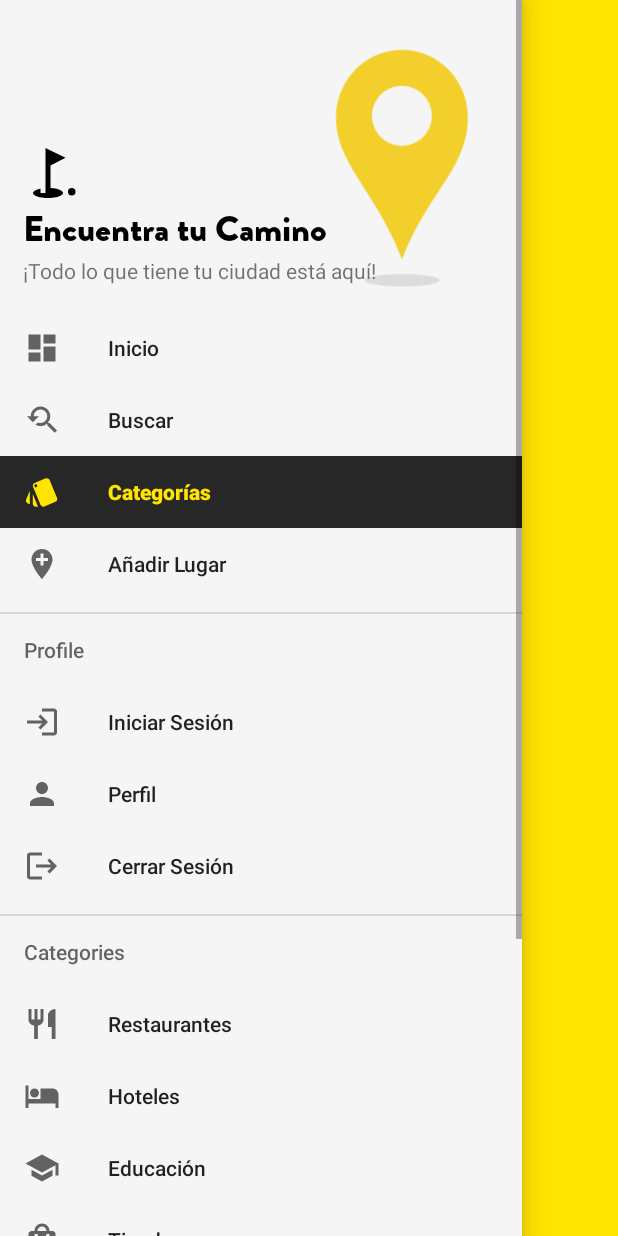
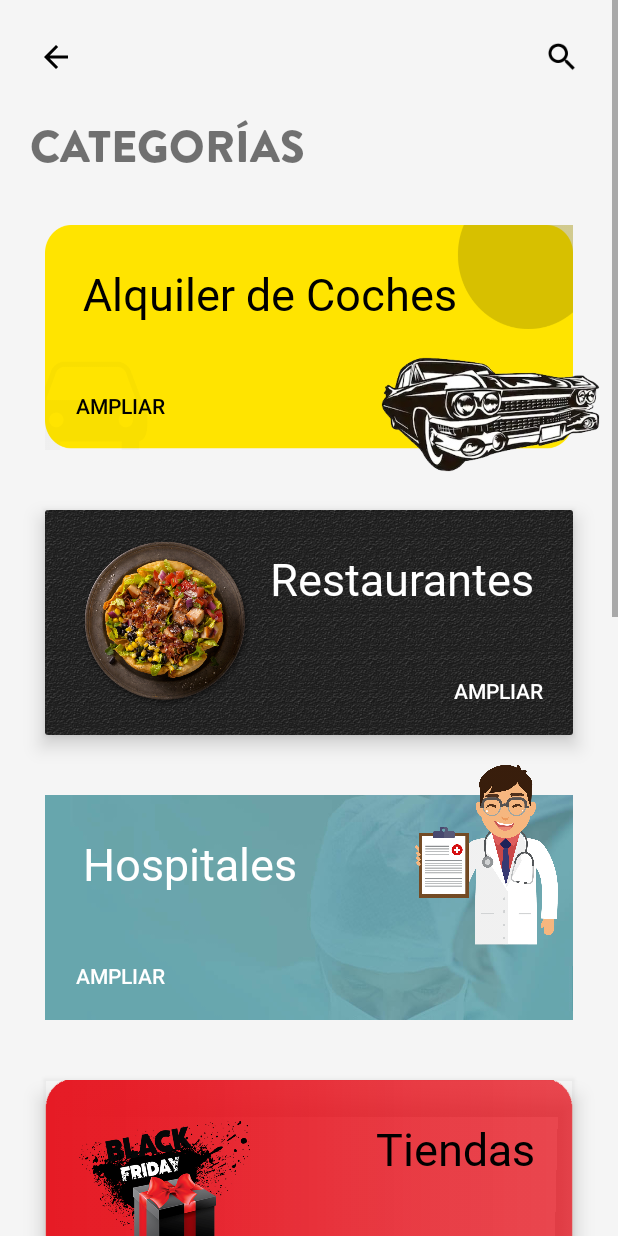
Before and after one commit to DBR22/GuideMaps, an Android app: the screen it shows after launch (UserDashboard before the commit, AllCategories after it), in the side drawer, after a tap on "Categorías", on a phone screen of 412 x 824 dp. Run offline under Robolectric (Android 15) with nearby library versions, the phone set to English and light mode, and no system bars.

Commit message:
All Categories

```diff
--- a/app/src/main/AndroidManifest.xml
+++ b/app/src/main/AndroidManifest.xml
@@ -13,6 +13,9 @@
         android:supportsRtl="true"
         android:theme="@style/AppTheme"
         tools:targetApi="31">
+        <activity
+            android:name=".User.AllCategories"
+            android:exported="false" />
         <activity
             android:name=".Common.OnBoarding"
             android:exported="false" />
--- /dev/null
+++ b/app/src/main/java/com/example/guidemaps/User/AllCategories.java
@@ -0,0 +1,26 @@
+package com.example.guidemaps.User;
+
+import androidx.appcompat.app.AppCompatActivity;
+
+import android.os.Bundle;
+import android.view.View;
+import android.view.WindowManager;
+import android.widget.ImageView;
+
+import com.example.guidemaps.R;
+
+public class AllCategories extends AppCompatActivity {
+
+    ImageView backBtn;
+
+    @Override
+    protected void onCreate(Bundle savedInstanceState) {
+        super.onCreate(savedInstanceState);
+        getWindow().setFlags(WindowManager.LayoutParams.FLAG_FULLSCREEN,WindowManager.LayoutParams.FLAG_FULLSCREEN);
+        setContentView(R.layout.activity_all_categories);
+
+        backBtn = findViewById(R.id.back_pressed);
+
+        backBtn.setOnClickListener(view -> AllCategories.super.onBackPressed());
+    }
+}
--- a/app/src/main/java/com/example/guidemaps/User/UserDashboard.java
+++ b/app/src/main/java/com/example/guidemaps/User/UserDashboard.java
@@ -7,6 +7,7 @@ import androidx.drawerlayout.widget.DrawerLayout;
 import androidx.recyclerview.widget.LinearLayoutManager;
 import androidx.recyclerview.widget.RecyclerView;
 
+import android.content.Intent;
 import android.graphics.drawable.GradientDrawable;
 import android.os.Bundle;
 import android.view.MenuItem;
@@ -112,7 +113,16 @@ public class UserDashboard extends AppCompatActivity implements NavigationView.O
 
     }
     @Override
-    public boolean onNavigationItemSelected(@NonNull MenuItem item) { return true; }
+    public boolean onNavigationItemSelected(@NonNull MenuItem item) {
+
+        switch (item.getItemId()){
+            case R.id.nav_all_categories:
+                startActivity(new Intent(getApplicationContext(),AllCategories.class));
+                break;
+        }
+
+        return true;
+    }
 
     //Recycler Views Functions
     private void categoriesRecycler() {
--- /dev/null
+++ b/app/src/main/res/drawable/general_back_icon.xml
@@ -0,0 +1,5 @@
+<vector android:autoMirrored="true" android:height="24dp"
+    android:tint="#000000" android:viewportHeight="24"
+    android:viewportWidth="24" android:width="24dp" xmlns:android="http://schemas.android.com/apk/res/android">
+    <path android:fillColor="@android:color/white" android:pathData="M20,11H7.83l5.59,-5.59L12,4l-8,8 8,8 1.41,-1.41L7.83,13H20v-2z"/>
+</vector>
--- /dev/null
+++ b/app/src/main/res/layout/activity_all_categories.xml
@@ -0,0 +1,373 @@
+<?xml version="1.0" encoding="utf-8"?>
+<ScrollView xmlns:android="http://schemas.android.com/apk/res/android"
+    xmlns:app="http://schemas.android.com/apk/res-auto"
+    xmlns:tools="http://schemas.android.com/tools"
+    android:layout_width="match_parent"
+    android:layout_height="match_parent"
+    tools:context=".User.AllCategories"
+    android:background="@color/lightWhite">
+
+    <LinearLayout
+        android:layout_width="match_parent"
+        android:layout_height="wrap_content"
+        android:layout_margin="10dp"
+        android:orientation="vertical">
+
+        <RelativeLayout
+            android:layout_width="match_parent"
+            android:layout_height="?actionBarSize">
+
+            <ImageView
+                android:id="@+id/back_pressed"
+                android:layout_width="wrap_content"
+                android:layout_height="wrap_content"
+                android:layout_centerVertical="true"
+                android:padding="15dp"
+                android:src="@drawable/general_back_icon" />
+
+            <ImageView
+                android:layout_width="wrap_content"
+                android:layout_height="wrap_content"
+                android:src="@drawable/search_icon"
+                android:padding="15dp"
+                android:layout_centerVertical="true"
+                android:layout_alignParentRight="true"/>
+
+        </RelativeLayout>
+
+        <TextView
+            android:layout_width="wrap_content"
+            android:layout_height="wrap_content"
+            android:text="Categorías"
+            android:textSize="30sp"
+            android:fontFamily="@font/brandon_grotesque_black"
+            android:textAllCaps="true"
+            android:padding="10dp"/>
+
+        <RelativeLayout
+            android:layout_width="match_parent"
+            android:layout_height="190dp">
+
+            <RelativeLayout
+                android:layout_width="match_parent"
+                android:layout_height="150dp"
+                android:background="@drawable/round_bk2"
+                android:layout_margin="20dp">
+
+                <TextView
+                    android:layout_width="wrap_content"
+                    android:layout_height="wrap_content"
+                    android:text="@string/car_rent"
+                    android:textSize="30sp"
+                    android:fontFamily="@font/baloo"
+                    android:textColor="@color/black"
+                    android:padding="25dp"/>
+
+                <Button
+                    android:layout_width="wrap_content"
+                    android:layout_height="wrap_content"
+                    android:text="@string/expand_all"
+                    android:background="#00000000"
+                    android:padding="20dp"
+                    android:textColor="@color/black"
+                    android:layout_alignParentBottom="true"/>
+
+            </RelativeLayout>
+
+            <ImageView
+                android:layout_width="150dp"
+                android:layout_height="150dp"
+                android:src="@drawable/categories_rent_car_icon"
+                android:layout_marginTop="80dp"
+                android:layout_alignParentRight="true"/>
+
+        </RelativeLayout>
+
+        <androidx.cardview.widget.CardView
+            android:layout_width="match_parent"
+            android:layout_height="wrap_content"
+            app:cardBackgroundColor="#00000000"
+            android:layout_margin="20dp"
+            app:cardElevation="8dp">
+
+            <RelativeLayout
+                android:layout_width="match_parent"
+                android:layout_height="150dp"
+                android:background="@drawable/food_back">
+
+                <ImageView
+                    android:layout_width="120dp"
+                    android:layout_height="match_parent"
+                    android:src="@drawable/categories_restaurant_icon"
+                    android:layout_marginLeft="20dp"/>
+
+                <TextView
+                    android:layout_width="wrap_content"
+                    android:layout_height="wrap_content"
+                    android:text="@string/restaurants"
+                    android:textSize="30sp"
+                    android:fontFamily="@font/baloo"
+                    android:textColor="@color/white"
+                    android:layout_alignParentRight="true"
+                    android:padding="25dp"/>
+
+                <Button
+                    android:layout_width="wrap_content"
+                    android:layout_height="wrap_content"
+                    android:text="@string/expand_all"
+                    android:background="#00000000"
+                    android:textColor="@color/white"
+                    android:layout_alignParentRight="true"
+                    android:padding="20dp"
+                    android:layout_alignParentBottom="true"/>
+
+            </RelativeLayout>
+
+        </androidx.cardview.widget.CardView>
+
+        <RelativeLayout
+            android:layout_width="match_parent"
+            android:layout_height="190dp">
+
+            <RelativeLayout
+                android:layout_width="match_parent"
+                android:layout_height="150dp"
+                android:background="@drawable/round_bk3"
+                android:layout_margin="20dp">
+
+                <TextView
+                    android:layout_width="wrap_content"
+                    android:layout_height="wrap_content"
+                    android:text="@string/hospitals"
+                    android:textSize="30sp"
+                    android:fontFamily="@font/baloo"
+                    android:textColor="@color/white"
+                    android:padding="25dp"/>
+
+                <Button
+                    android:layout_width="wrap_content"
+                    android:layout_height="wrap_content"
+                    android:text="@string/expand_all"
+                    android:background="#00000000"
+                    android:padding="20dp"
+                    android:textColor="@color/white"
+                    android:layout_alignParentBottom="true"/>
+
+            </RelativeLayout>
+
+            <ImageView
+                android:layout_width="150dp"
+                android:layout_height="150dp"
+                android:src="@drawable/hospital_image"
+                android:layout_marginTop="-15dp"
+                android:layout_alignParentRight="true"/>
+
+        </RelativeLayout>
+
+        <androidx.cardview.widget.CardView
+            android:layout_width="match_parent"
+            android:layout_height="wrap_content"
+            app:cardBackgroundColor="#00000000"
+            android:layout_margin="20dp"
+            app:cardElevation="8dp">
+
+            <RelativeLayout
+                android:layout_width="match_parent"
+                android:layout_height="150dp"
+                android:background="@drawable/round_bk5">
+
+                <ImageView
+                    android:layout_width="120dp"
+                    android:layout_height="match_parent"
+                    android:layout_marginLeft="20dp"
+                    android:src="@drawable/categories_shop_icon" />
+
+                <TextView
+                    android:layout_width="wrap_content"
+                    android:layout_height="wrap_content"
+                    android:text="@string/shops"
+                    android:textSize="30sp"
+                    android:fontFamily="@font/baloo"
+                    android:textColor="@color/black"
+                    android:layout_alignParentRight="true"
+                    android:padding="25dp"/>
+
+                <Button
+                    android:layout_width="wrap_content"
+                    android:layout_height="wrap_content"
+                    android:text="@string/expand_all"
+                    android:background="#00000000"
+                    android:textColor="@color/black"
+                    android:layout_alignParentRight="true"
+                    android:padding="20dp"
+                    android:layout_alignParentBottom="true"/>
+
+            </RelativeLayout>
+
+        </androidx.cardview.widget.CardView>
+
+        <RelativeLayout
+            android:layout_width="match_parent"
+            android:layout_height="190dp">
+
+            <RelativeLayout
+                android:layout_width="match_parent"
+                android:layout_height="150dp"
+                android:background="@drawable/round_bk2"
+                android:layout_margin="20dp">
+
+                <TextView
+                    android:layout_width="wrap_content"
+                    android:layout_height="wrap_content"
+                    android:text="@string/car_rent"
+                    android:textSize="30sp"
+                    android:fontFamily="@font/baloo"
+                    android:textColor="@color/black"
+                    android:padding="25dp"/>
+
+                <Button
+                    android:layout_width="wrap_content"
+                    android:layout_height="wrap_content"
+                    android:text="@string/expand_all"
+                    android:background="#00000000"
+                    android:padding="20dp"
+                    android:textColor="@color/black"
+                    android:layout_alignParentBottom="true"/>
+
+            </RelativeLayout>
+
+            <ImageView
+                android:layout_width="150dp"
+                android:layout_height="150dp"
+                android:src="@drawable/categories_rent_car_icon"
+                android:layout_marginTop="80dp"
+                android:layout_alignParentRight="true"/>
+
+        </RelativeLayout>
+
+        <androidx.cardview.widget.CardView
+            android:layout_width="match_parent"
+            android:layout_height="wrap_content"
+            app:cardBackgroundColor="#00000000"
+            android:layout_margin="20dp"
+            app:cardElevation="8dp">
+
+            <RelativeLayout
+                android:layout_width="match_parent"
+                android:layout_height="150dp"
+                android:background="@drawable/food_back">
+
+                <ImageView
+                    android:layout_width="120dp"
+                    android:layout_height="match_parent"
+                    android:src="@drawable/categories_restaurant_icon"
+                    android:layout_marginLeft="20dp"/>
+
+                <TextView
+                    android:layout_width="wrap_content"
+                    android:layout_height="wrap_content"
+                    android:text="@string/restaurants"
+                    android:textSize="30sp"
+                    android:fontFamily="@font/baloo"
+                    android:textColor="@color/white"
+                    android:layout_alignParentRight="true"
+                    android:padding="25dp"/>
+
+                <Button
+                    android:layout_width="wrap_content"
+                    android:layout_height="wrap_content"
+                    android:text="@string/expand_all"
+                    android:background="#00000000"
+                    android:textColor="@color/white"
+                    android:layout_alignParentRight="true"
+                    android:padding="20dp"
+                    android:layout_alignParentBottom="true"/>
+
+            </RelativeLayout>
+
+        </androidx.cardview.widget.CardView>
+
+        <RelativeLayout
+            android:layout_width="match_parent"
+            android:layout_height="190dp">
+
+            <RelativeLayout
+                android:layout_width="match_parent"
+                android:layout_height="150dp"
+                android:background="@drawable/round_bk3"
+                android:layout_margin="20dp">
+
+                <TextView
+                    android:layout_width="wrap_content"
+                    android:layout_height="wrap_content"
+                    android:text="@string/hospitals"
+                    android:textSize="30sp"
+                    android:fontFamily="@font/baloo"
+                    android:textColor="@color/white"
+                    android:padding="25dp"/>
+
+                <Button
+                    android:layout_width="wrap_content"
+                    android:layout_height="wrap_content"
+                    android:text="@string/expand_all"
+                    android:background="#00000000"
+                    android:padding="20dp"
+                    android:textColor="@color/white"
+                    android:layout_alignParentBottom="true"/>
+
+            </RelativeLayout>
+
+            <ImageView
+                android:layout_width="150dp"
+                android:layout_height="150dp"
+                android:src="@drawable/hospital_image"
+                android:layout_marginTop="-15dp"
+                android:layout_alignParentRight="true"/>
+
+        </RelativeLayout>
+
+        <androidx.cardview.widget.CardView
+            android:layout_width="match_parent"
+            android:layout_height="wrap_content"
+            app:cardBackgroundColor="#00000000"
+            android:layout_margin="20dp"
+            app:cardElevation="8dp">
+
+            <RelativeLayout
+                android:layout_width="match_parent"
+                android:layout_height="150dp"
+                android:background="@drawable/round_bk5">
+
+                <ImageView
+                    android:layout_width="120dp"
+                    android:layout_height="match_parent"
+                    android:layout_marginLeft="20dp"
+                    android:src="@drawable/categories_shop_icon" />
+
+                <TextView
+                    android:layout_width="wrap_content"
+                    android:layout_height="wrap_content"
+                    android:text="@string/shops"
+                    android:textSize="30sp"
+                    android:fontFamily="@font/baloo"
+                    android:textColor="@color/black"
+                    android:layout_alignParentRight="true"
+                    android:padding="25dp"/>
+
+                <Button
+                    android:layout_width="wrap_content"
+                    android:layout_height="wrap_content"
+                    android:text="@string/expand_all"
+                    android:background="#00000000"
+                    android:textColor="@color/black"
+                    android:layout_alignParentRight="true"
+                    android:padding="20dp"
+                    android:layout_alignParentBottom="true"/>
+
+            </RelativeLayout>
+
+        </androidx.cardview.widget.CardView>
+
+    </LinearLayout>
+
+</ScrollView>
--- a/app/src/main/res/values/strings.xml
+++ b/app/src/main/res/values/strings.xml
@@ -60,4 +60,10 @@
     <string name="share">Compartir</string>
     <string name="rate_us">Califícanos</string>
 
+
+    <!-- Categorías -->
+    <string name="car_rent">Alquiler de Coches</string>
+    <string name="expand_all">Ampliar</string>
+    <string name="hospitals">Hospitales</string>
+
 </resources>
```
Also changed, not shown: app/src/main/res/drawable/categories_rent_car_icon.png (added), app/src/main/res/drawable/categories_restaurant_icon.png (added), app/src/main/res/drawable/categories_shop_icon.png (added), app/src/main/res/drawable/food_back.jpg (added), app/src/main/res/drawable/hospital_image.png, app/src/main/res/drawable/round_bk2.png (added), app/src/main/res/drawable/round_bk3.jpg (added), app/src/main/res/drawable/round_bk5.png (added).
